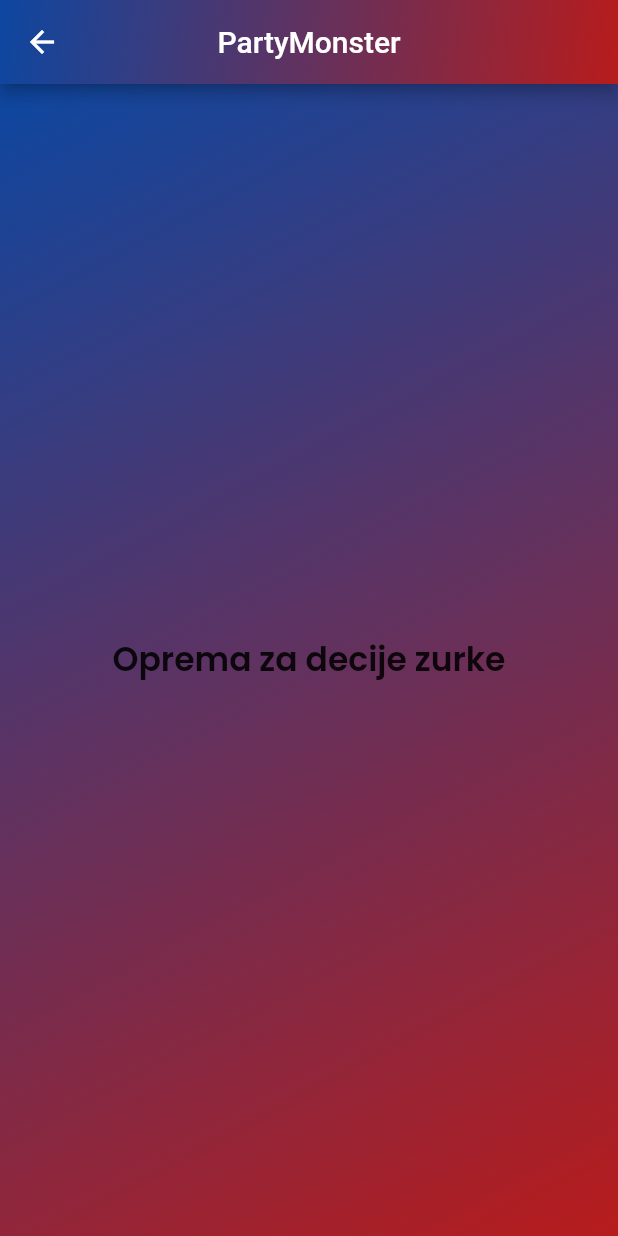
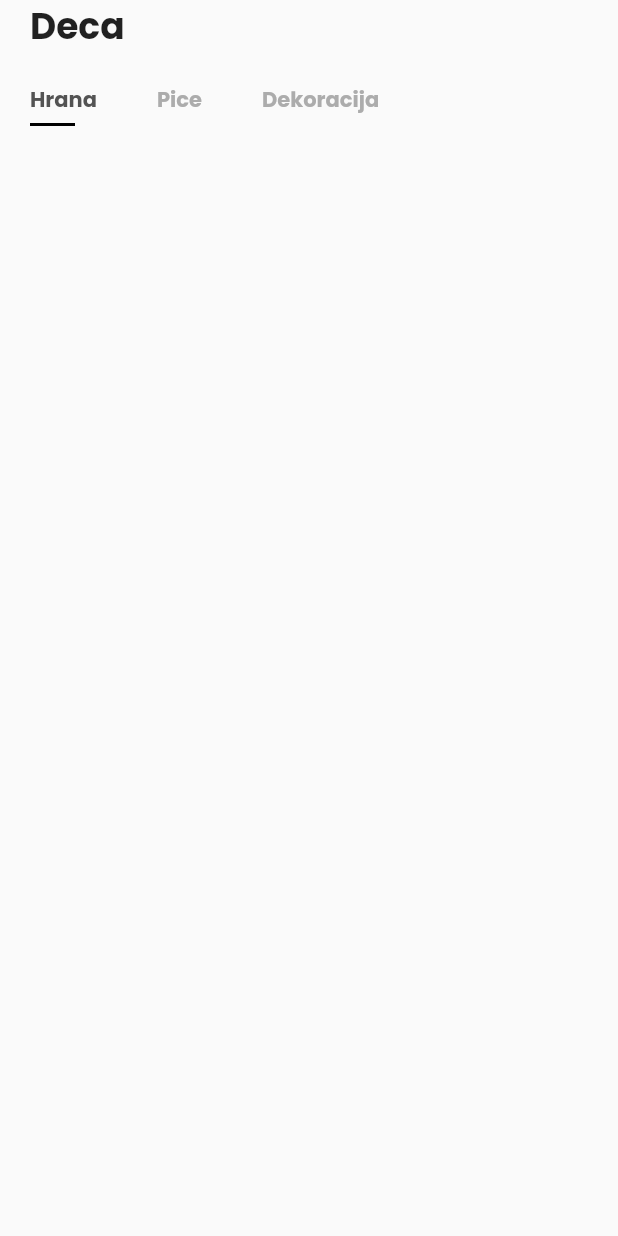
Before and after one commit to matf-pp/2021_Online_prodavnica, a Flutter app: the DecaPage widget shown alone on an empty page, opened directly, on a phone screen of 412 x 824 dp. Run offline on Flutter 3.47's test engine with Material 2 defaults, Android fonts, the light colour scheme and no system bars; our stand-ins replace firebase_core, flutter_spinkit, google_fonts; accounts and stored records are empty.

Commit message:
Napravila sam izmene u kategoriji Deca

```diff
--- /dev/null
+++ b/party_monster/lib/constants.dart
@@ -0,0 +1,6 @@
+import 'package:flutter/material.dart';
+
+const kTextColor = Color(0xFF535353);
+const kTextLightColor = Color(0xFFACACAC);
+
+const kDefaultPaddin = 20.0;
--- /dev/null
+++ b/party_monster/lib/deca_hrana.dart
@@ -0,0 +1,23 @@
+import 'package:flutter/material.dart';
+
+class Product {
+  final String image, title;
+  final int price, id;
+  Product({
+    this.id,
+    this.image,
+    this.title,
+    this.price,
+  });
+}
+
+List<Product> products = [
+  Product(id: 1, title: "smoki", price: 234, image: "assets/images/bag_1.png"),
+  Product(
+      id: 2, title: "tortilje", price: 234, image: "assets/images/bag_2.png"),
+  Product(id: 3, title: "cips", price: 234, image: "assets/images/bag_3.png"),
+  Product(
+      id: 4, title: "cips ljuti", price: 234, image: "assets/images/bag_4.png"),
+  Product(
+      id: 5, title: "tortilje", price: 234, image: "assets/images/bag_5.png"),
+];
--- /dev/null
+++ b/party_monster/lib/deca_kategorije.dart
@@ -0,0 +1,58 @@
+import 'package:flutter/material.dart';
+import 'package:party_monster/constants.dart';
+
+class Categories extends StatefulWidget {
+  @override
+  _CategoriesState createState() => _CategoriesState();
+}
+
+class _CategoriesState extends State<Categories> {
+  List<String> categories = ["Hrana", "Pice", "Dekoracija"];
+  // By default our first item will be selected
+  int selectedIndex = 0;
+  @override
+  Widget build(BuildContext context) {
+    return Padding(
+      padding: const EdgeInsets.symmetric(vertical: kDefaultPaddin),
+      child: SizedBox(
+        height: 25,
+        child: ListView.builder(
+          scrollDirection: Axis.horizontal,
+          itemCount: categories.length,
+          itemBuilder: (context, index) => buildCategory(index),
+        ),
+      ),
+    );
+  }
+
+  Widget buildCategory(int index) {
+    return GestureDetector(
+      onTap: () {
+        setState(() {
+          selectedIndex = index;
+        });
+      },
+      child: Padding(
+        padding: const EdgeInsets.symmetric(horizontal: kDefaultPaddin),
+        child: Column(
+          crossAxisAlignment: CrossAxisAlignment.start,
+          children: <Widget>[
+            Text(
+              categories[index],
+              style: TextStyle(
+                fontWeight: FontWeight.bold,
+                color: selectedIndex == index ? kTextColor : kTextLightColor,
+              ),
+            ),
+            Container(
+              margin: EdgeInsets.only(top: kDefaultPaddin / 4), //top padding 5
+              height: 2,
+              width: 30,
+              color: selectedIndex == index ? Colors.black : Colors.transparent,
+            )
+          ],
+        ),
+      ),
+    );
+  }
+}
--- a/party_monster/lib/screens/deca_page.dart
+++ b/party_monster/lib/screens/deca_page.dart
@@ -1,40 +1,69 @@
 //Ovo je Deca page
 import 'package:flutter/material.dart';
+import 'package:party_monster/constants.dart';
+import 'package:party_monster/deca_kategorije.dart';
+//import 'package:party_monster/deca_hrana.dart';
 
 class DecaPage extends StatefulWidget {
   @override
   _DecaPageState createState() => _DecaPageState();
 }
 
+//class _DecaPageState extends State<DecaPage> {
+//  @override
+//  Widget build(BuildContext context) {
+//    return Scaffold(
+//      appBar: AppBar(
+//        centerTitle: true,
+//        title: Text('PartyMonster'),
+//        flexibleSpace: Container(
+//          decoration: BoxDecoration(
+//              gradient: LinearGradient(
+//                  begin: Alignment.topLeft,
+//                  end: Alignment.bottomRight,
+//                  colors: <Color>[Colors.blue.shade900, Colors.red.shade900])),
+//        ),
+//      ),
+//      body: Container(
+//        decoration: BoxDecoration(
+//            gradient: LinearGradient(
+//                begin: Alignment.topLeft,
+//                end: Alignment.bottomRight,
+//                colors: <Color>[Colors.blue.shade900, Colors.red.shade900])),
+//        child: Center(
+//          //Ovde ide sadrzaj strane
+//          child: Text(
+//            "Oprema za decije zurke",
+//            style: TextStyle(fontSize: 22.0, fontWeight: FontWeight.w600),
+//          ),
+//        ),
+//      ),
+//    );
+//  }
+//}
+
 class _DecaPageState extends State<DecaPage> {
   @override
   Widget build(BuildContext context) {
-    return Scaffold(
-      appBar: AppBar(
-        centerTitle: true,
-        title: Text('PartyMonster'),
-        flexibleSpace: Container(
-          decoration: BoxDecoration(
-              gradient: LinearGradient(
-                  begin: Alignment.topLeft,
-                  end: Alignment.bottomRight,
-                  colors: <Color>[Colors.blue.shade900, Colors.red.shade900])),
-        ),
-      ),
-      body: Container(
-        decoration: BoxDecoration(
-            gradient: LinearGradient(
-                begin: Alignment.topLeft,
-                end: Alignment.bottomRight,
-                colors: <Color>[Colors.blue.shade900, Colors.red.shade900])),
-        child: Center(
-          //Ovde ide sadrzaj strane
+    return Column(
+      crossAxisAlignment: CrossAxisAlignment.start,
+      children: <Widget>[
+        Padding(
+          padding: const EdgeInsets.symmetric(horizontal: kDefaultPaddin),
           child: Text(
-            "Oprema za decije zurke",
-            style: TextStyle(fontSize: 22.0, fontWeight: FontWeight.w600),
+            "Deca",
+            style: Theme.of(context)
+                .textTheme
+                .headline5
+                .copyWith(fontWeight: FontWeight.bold),
           ),
         ),
-      ),
+        Categories(),
+        Expanded(
+            child: Padding(
+          padding: const EdgeInsets.symmetric(horizontal: kDefaultPaddin),
+        )),
+      ],
     );
   }
 }
```
